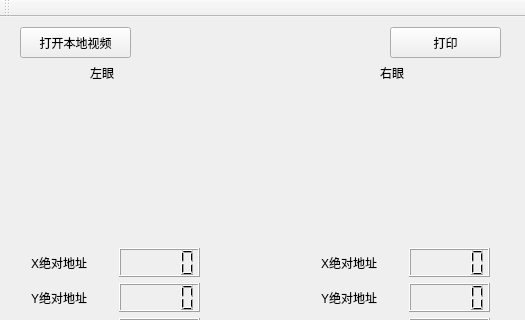
This is EyePupilLocalization/eyepupillocalization.ui in mackenbaron/EyePupilLocalization as Qt 5 draws it before an edit; both pictures show x 0 to 525 and y 0 to 320 of the 525 by 711 pixel window. The edited form follows.
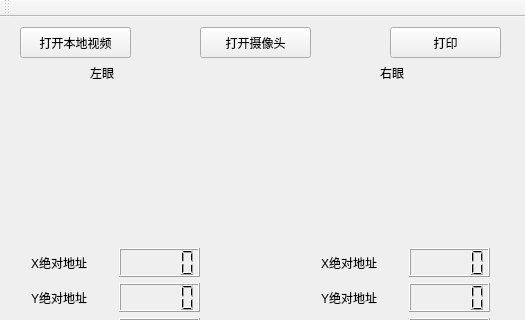
This is the edited form. Custom widgets are drawn as their Qt base class.

Commit message: 增加打开本地摄像头和网络摄像头的功能。

Patch:
```diff
--- a/EyePupilLocalization/eyepupillocalization.ui
+++ b/EyePupilLocalization/eyepupillocalization.ui
@@ -225,6 +225,19 @@
      <string>打印</string>
     </property>
    </widget>
+   <widget class="QPushButton" name="Button_opencamera">
+    <property name="geometry">
+     <rect>
+      <x>200</x>
+      <y>10</y>
+      <width>111</width>
+      <height>31</height>
+     </rect>
+    </property>
+    <property name="text">
+     <string>打开摄像头</string>
+    </property>
+   </widget>
   </widget>
   <widget class="QMenuBar" name="menuBar">
    <property name="geometry">
```
Left out of the diff: 17 changed lines with no effect on the pictures. The commit also changes 4 other files.
